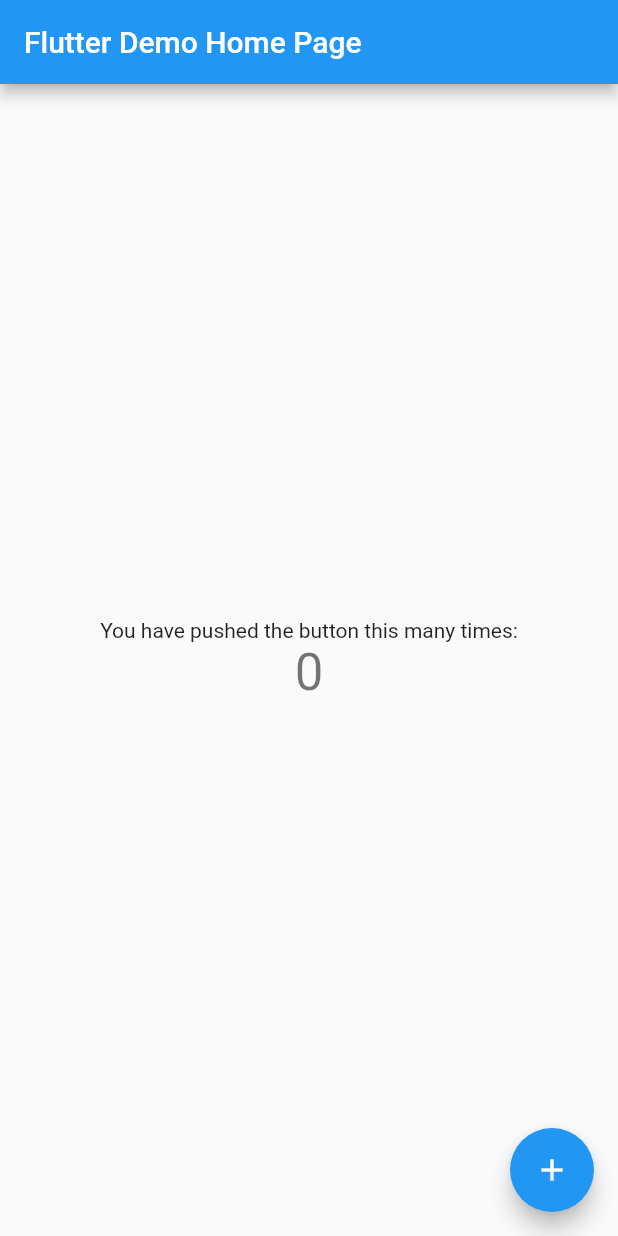
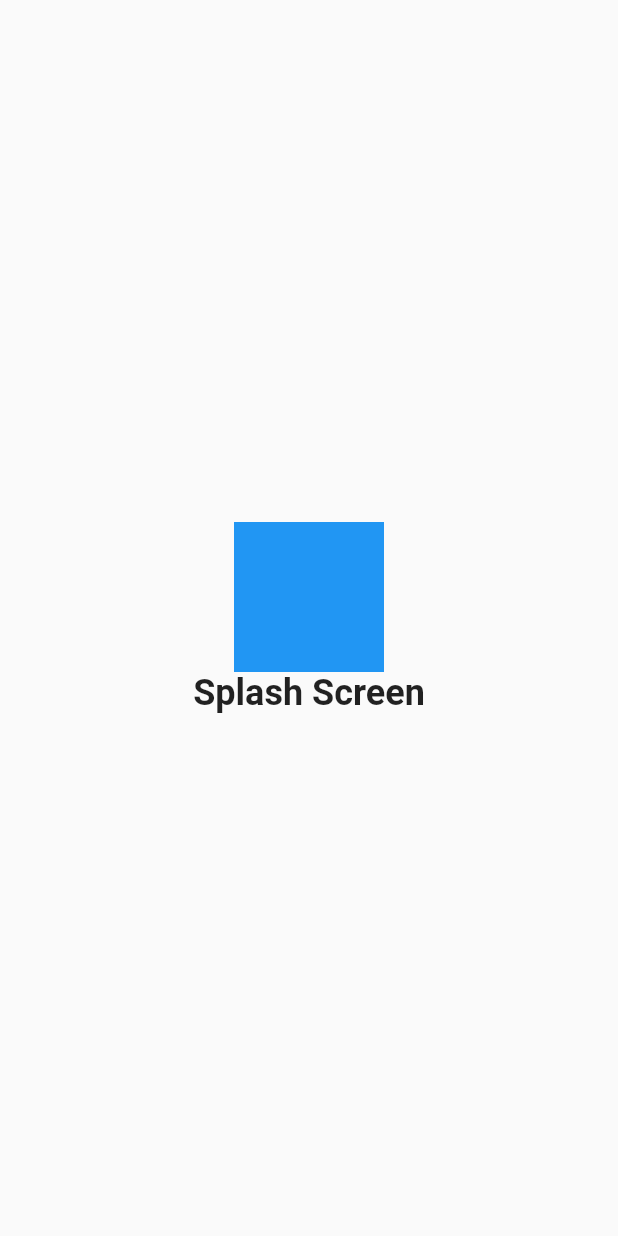
Before and after one commit to codenameobi/kotlin-codelab, a Flutter app: the first screen one second after launch, on a phone screen of 412 x 824 dp. Run offline on Flutter 3.47's test engine with Material 2 defaults, Android fonts, the phone set to English and light mode, and no system bars.

Commit message:
splash screen demo

```diff
--- /dev/null
+++ b/lib/home.dart
@@ -0,0 +1,86 @@
+import 'package:flutter/material.dart';
+
+class MyHomePage extends StatefulWidget {
+  MyHomePage({Key? key, required this.title}) : super(key: key);
+
+  // This widget is the home page of your application. It is stateful, meaning
+  // that it has a State object (defined below) that contains fields that affect
+  // how it looks.
+
+  // This class is the configuration for the state. It holds the values (in this
+  // case the title) provided by the parent (in this case the App widget) and
+  // used by the build method of the State. Fields in a Widget subclass are
+  // always marked "final".
+
+  final String title;
+
+  @override
+  _MyHomePageState createState() => _MyHomePageState();
+}
+
+class _MyHomePageState extends State<MyHomePage> {
+  int _counter = 0;
+
+  void _incrementCounter() {
+    setState(() {
+      // This call to setState tells the Flutter framework that something has
+      // changed in this State, which causes it to rerun the build method below
+      // so that the display can reflect the updated values. If we changed
+      // _counter without calling setState(), then the build method would not be
+      // called again, and so nothing would appear to happen.
+      _counter++;
+    });
+  }
+
+  @override
+  Widget build(BuildContext context) {
+    // This method is rerun every time setState is called, for instance as done
+    // by the _incrementCounter method above.
+    //
+    // The Flutter framework has been optimized to make rerunning build methods
+    // fast, so that you can just rebuild anything that needs updating rather
+    // than having to individually change instances of widgets.
+    return Scaffold(
+      appBar: AppBar(
+        // Here we take the value from the MyHomePage object that was created by
+        // the App.build method, and use it to set our appbar title.
+        title: Text(widget.title),
+      ),
+      body: Center(
+        // Center is a layout widget. It takes a single child and positions it
+        // in the middle of the parent.
+        child: Column(
+          // Column is also a layout widget. It takes a list of children and
+          // arranges them vertically. By default, it sizes itself to fit its
+          // children horizontally, and tries to be as tall as its parent.
+          //
+          // Invoke "debug painting" (press "p" in the console, choose the
+          // "Toggle Debug Paint" action from the Flutter Inspector in Android
+          // Studio, or the "Toggle Debug Paint" command in Visual Studio Code)
+          // to see the wireframe for each widget.
+          //
+          // Column has various properties to control how it sizes itself and
+          // how it positions its children. Here we use mainAxisAlignment to
+          // center the children vertically; the main axis here is the vertical
+          // axis because Columns are vertical (the cross axis would be
+          // horizontal).
+          mainAxisAlignment: MainAxisAlignment.center,
+          children: <Widget>[
+            Text(
+              'You have pushed the button this many times:',
+            ),
+            Text(
+              '$_counter',
+              style: Theme.of(context).textTheme.headline4,
+            ),
+          ],
+        ),
+      ),
+      floatingActionButton: FloatingActionButton(
+        onPressed: _incrementCounter,
+        tooltip: 'Increment',
+        child: Icon(Icons.add),
+      ), // This trailing comma makes auto-formatting nicer for build methods.
+    );
+  }
+}
--- a/lib/main.dart
+++ b/lib/main.dart
@@ -1,4 +1,5 @@
 import 'package:flutter/material.dart';
+import 'package:inventory_app/splash.dart';
 
 void main() {
   runApp(MyApp());
@@ -13,92 +14,7 @@ class MyApp extends StatelessWidget {
       theme: ThemeData(
         primarySwatch: Colors.blue,
       ),
-      home: MyHomePage(title: 'Flutter Demo Home Page'),
+      home: Splash(),
     );
   }
 }
-
-class MyHomePage extends StatefulWidget {
-  MyHomePage({Key? key, required this.title}) : super(key: key);
-
-  // This widget is the home page of your application. It is stateful, meaning
-  // that it has a State object (defined below) that contains fields that affect
-  // how it looks.
-
-  // This class is the configuration for the state. It holds the values (in this
-  // case the title) provided by the parent (in this case the App widget) and
-  // used by the build method of the State. Fields in a Widget subclass are
-  // always marked "final".
-
-  final String title;
-
-  @override
-  _MyHomePageState createState() => _MyHomePageState();
-}
-
-class _MyHomePageState extends State<MyHomePage> {
-  int _counter = 0;
-
-  void _incrementCounter() {
-    setState(() {
-      // This call to setState tells the Flutter framework that something has
-      // changed in this State, which causes it to rerun the build method below
-      // so that the display can reflect the updated values. If we changed
-      // _counter without calling setState(), then the build method would not be
-      // called again, and so nothing would appear to happen.
-      _counter++;
-    });
-  }
-
-  @override
-  Widget build(BuildContext context) {
-    // This method is rerun every time setState is called, for instance as done
-    // by the _incrementCounter method above.
-    //
-    // The Flutter framework has been optimized to make rerunning build methods
-    // fast, so that you can just rebuild anything that needs updating rather
-    // than having to individually change instances of widgets.
-    return Scaffold(
-      appBar: AppBar(
-        // Here we take the value from the MyHomePage object that was created by
-        // the App.build method, and use it to set our appbar title.
-        title: Text(widget.title),
-      ),
-      body: Center(
-        // Center is a layout widget. It takes a single child and positions it
-        // in the middle of the parent.
-        child: Column(
-          // Column is also a layout widget. It takes a list of children and
-          // arranges them vertically. By default, it sizes itself to fit its
-          // children horizontally, and tries to be as tall as its parent.
-          //
-          // Invoke "debug painting" (press "p" in the console, choose the
-          // "Toggle Debug Paint" action from the Flutter Inspector in Android
-          // Studio, or the "Toggle Debug Paint" command in Visual Studio Code)
-          // to see the wireframe for each widget.
-          //
-          // Column has various properties to control how it sizes itself and
-          // how it positions its children. Here we use mainAxisAlignment to
-          // center the children vertically; the main axis here is the vertical
-          // axis because Columns are vertical (the cross axis would be
-          // horizontal).
-          mainAxisAlignment: MainAxisAlignment.center,
-          children: <Widget>[
-            Text(
-              'You have pushed the button this many times:',
-            ),
-            Text(
-              '$_counter',
-              style: Theme.of(context).textTheme.headline4,
-            ),
-          ],
-        ),
-      ),
-      floatingActionButton: FloatingActionButton(
-        onPressed: _incrementCounter,
-        tooltip: 'Increment',
-        child: Icon(Icons.add),
-      ), // This trailing comma makes auto-formatting nicer for build methods.
-    );
-  }
-}
--- /dev/null
+++ b/lib/splash.dart
@@ -0,0 +1,48 @@
+import 'package:flutter/material.dart';
+import 'package:inventory_app/home.dart';
+
+class Splash extends StatefulWidget {
+  const Splash({Key? key}) : super(key: key);
+
+  @override
+  _SplashState createState() => _SplashState();
+}
+
+class _SplashState extends State<Splash> {
+  @override
+  void initState() {
+    super.initState();
+    _navigatetohome();
+  }
+
+  _navigatetohome() async {
+    await Future.delayed(Duration(milliseconds: 3000));
+    Navigator.pushReplacement(
+        context,
+        MaterialPageRoute(
+            builder: (context) => MyHomePage(title: 'InventoryApp')));
+  }
+
+  @override
+  Widget build(BuildContext context) {
+    return Scaffold(
+        body: Center(
+      child: Column(
+        mainAxisAlignment: MainAxisAlignment.center,
+        children: [
+          Container(
+            height: 100,
+            width: 100,
+            color: Colors.blue,
+          ),
+          Container(
+            child: Text(
+              'Splash Screen',
+              style: TextStyle(fontSize: 24, fontWeight: FontWeight.bold),
+            ),
+          ),
+        ],
+      ),
+    ));
+  }
+}
--- a/pubspec.yaml
+++ b/pubspec.yaml
@@ -23,6 +23,7 @@ environment:
 dependencies:
   flutter:
     sdk: flutter
+  animated_splash_screen: ^1.1.0
 
 
   # The following adds the Cupertino Icons font to your application.
```
Also changed, not shown: pubspec.lock.
